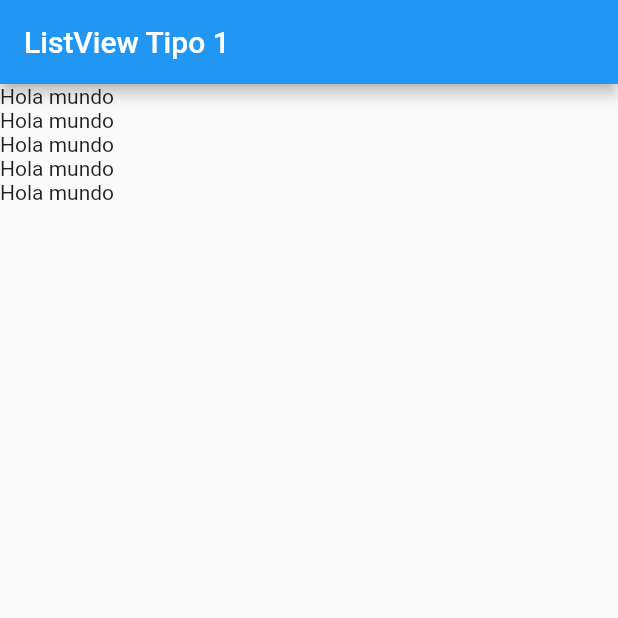
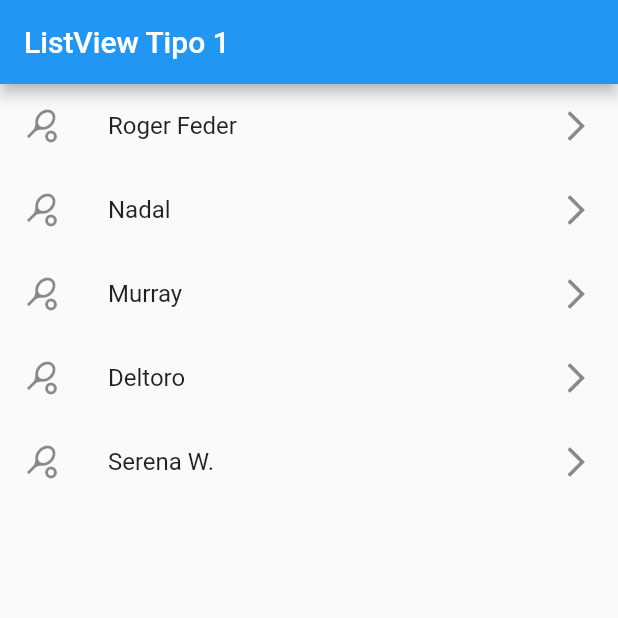
Before and after one commit to crisman9211/flutter-cr_components, a Flutter app: the screen it shows after launch, on a phone screen of 412 x 824 dp, the top half of it. Run offline on Flutter 3.47's test engine with Material 2 defaults, Android fonts, the phone set to English and light mode, and no system bars.

Commit message:
ListTile add icons leading trailing

```diff
--- a/lib/screens/listview1.screen.dart
+++ b/lib/screens/listview1.screen.dart
@@ -2,6 +2,14 @@ import 'package:flutter/material.dart';
 
 class Listview1Screen extends StatelessWidget {
   const Listview1Screen({Key? key}) : super(key: key);
+
+  final options = const [
+    'Roger Feder',
+    'Nadal',
+    'Murray',
+    'Deltoro',
+    'Serena W.'
+  ];
 
   @override
   Widget build(BuildContext context) {
@@ -9,14 +17,14 @@ class Listview1Screen extends StatelessWidget {
         appBar: AppBar(
           title: const Text('ListView Tipo 1'),
         ),
-        body: ListView(
-          children: const [
-            Text('Hola mundo'),
-            Text('Hola mundo'),
-            Text('Hola mundo'),
-            Text('Hola mundo'),
-            Text('Hola mundo')
-          ],
-        ));
+        body: ListView(children: [
+          ...options
+              .map((option) => ListTile(
+                    leading: const Icon(Icons.sports_tennis_outlined),
+                    title: Text(option),
+                    trailing: const Icon(Icons.arrow_forward_ios),
+                  ))
+              .toList()
+        ]));
   }
 }
```
